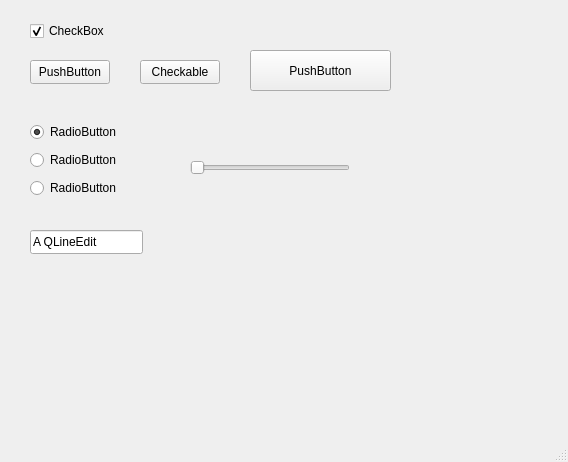
richardmg/WidgetsImagine, file mainwindow.ui: the form before one commit.
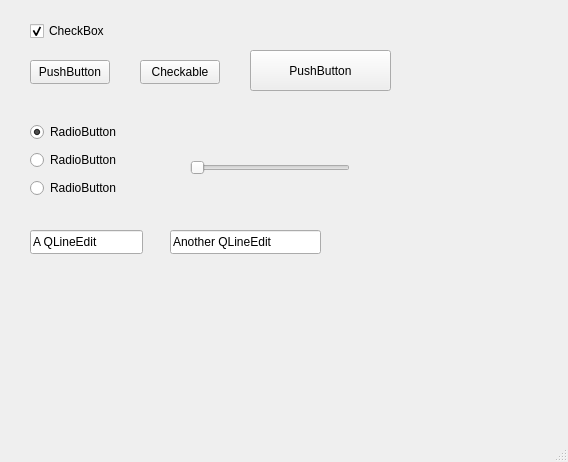
The form after the commit.

Commit message: support focused line edits

The edit to the form file:
```diff
--- a/mainwindow.ui
+++ b/mainwindow.ui
@@ -134,6 +134,19 @@
      <string>A QLineEdit</string>
     </property>
    </widget>
+   <widget class="QLineEdit" name="lineEdit_2">
+    <property name="geometry">
+     <rect>
+      <x>170</x>
+      <y>230</y>
+      <width>151</width>
+      <height>24</height>
+     </rect>
+    </property>
+    <property name="text">
+     <string>Another QLineEdit</string>
+    </property>
+   </widget>
   </widget>
   <widget class="QMenuBar" name="menubar">
    <property name="geometry">
```
The commit also changes 1 other file.
